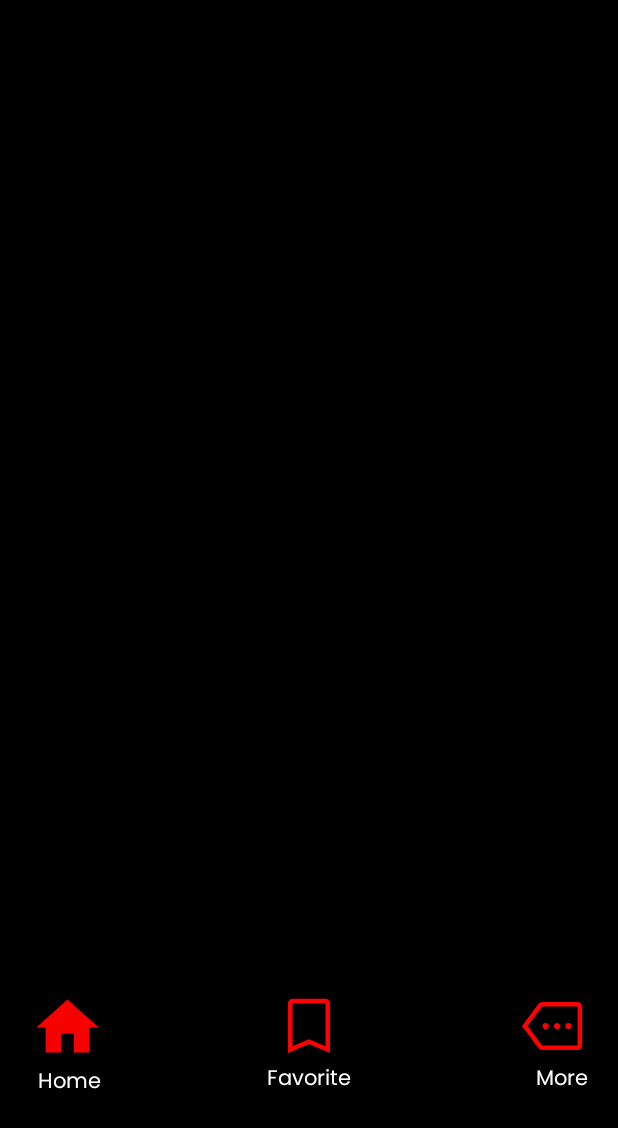
After one commit to ItsmeGen/MovieScout, an Android app: the favorite_page screen opened directly, with no data from a screen before it, on a phone screen of 412 x 824 dp. The commit adds this screen. Shown: the top 1128 px of the screen. Run offline under Robolectric (Android 15) with nearby library versions, the phone set to English and light mode, and no system bars.

Commit message:
MovieScout

```diff
--- /dev/null
+++ b/app/src/main/java/com/example/movie_scout/favorite_page.java
@@ -0,0 +1,30 @@
+package com.example.movie_scout;
+
+import android.content.Intent;
+import android.os.Bundle;
+import android.view.View;
+import android.widget.ImageView;
+
+import androidx.activity.EdgeToEdge;
+import androidx.appcompat.app.AppCompatActivity;
+import androidx.core.graphics.Insets;
+import androidx.core.view.ViewCompat;
+import androidx.core.view.WindowInsetsCompat;
+
+public class favorite_page extends AppCompatActivity {
+
+    @Override
+    protected void onCreate(Bundle savedInstanceState) {
+        super.onCreate(savedInstanceState);
+        EdgeToEdge.enable(this);
+        setContentView(R.layout.activity_favorite_page);
+
+        ImageView btn_fav1 = findViewById(R.id.btn_fav);
+        btn_fav1.setOnClickListener(new View.OnClickListener() {
+            @Override
+            public void onClick(View view) {
+                startActivity(new Intent(favorite_page.this, favorite_page.class));
+            }
+        });
+    }
+}
--- a/app/src/main/res/drawable/btn_custom.xml
+++ b/app/src/main/res/drawable/btn_custom.xml
@@ -5,9 +5,6 @@
         <shape android:shape="rectangle">
             <solid android:color="@color/my_primary"/>
             <corners android:radius="30dp"/>
-
         </shape>
-
-
     </item>
 </selector>
--- /dev/null
+++ b/app/src/main/res/drawable/favorite_icon.xml
@@ -0,0 +1,9 @@
+<vector xmlns:android="http://schemas.android.com/apk/res/android"
+    android:width="48dp"
+    android:height="48dp"
+    android:viewportWidth="960"
+    android:viewportHeight="960">
+  <path
+      android:pathData="M200,840v-665q0,-24 18,-42t42,-18h440q24,0 42,18t18,42v665L480,720 200,840ZM260,749 L480,656 700,749v-574L260,175v574ZM260,175h440,-440Z"
+      android:fillColor="#ff0000"/>
+</vector>
--- /dev/null
+++ b/app/src/main/res/drawable/home_icon.xml
@@ -0,0 +1,5 @@
+<vector xmlns:android="http://schemas.android.com/apk/res/android" android:height="50dp" android:tint="#F80000" android:viewportHeight="24" android:viewportWidth="24" android:width="50dp">
+
+    <path android:fillColor="@android:color/white" android:pathData="M10,20v-6h4v6h5v-8h3L12,3 2,12h3v8z"/>
+
+</vector>
--- /dev/null
+++ b/app/src/main/res/drawable/more_icon.xml
@@ -0,0 +1,9 @@
+<vector xmlns:android="http://schemas.android.com/apk/res/android"
+    android:width="48dp"
+    android:height="48dp"
+    android:viewportWidth="960"
+    android:viewportHeight="960">
+  <path
+      android:pathData="M350,800q-14.25,0 -27,-6.38 -12.75,-6.37 -21,-17.62L80,480l221,-296q8.25,-11.25 21,-17.63 12.75,-6.37 27,-6.37h472q24.75,0 42.38,17.62Q881,195.25 881,220v520q0,24.75 -17.62,42.37Q845.75,800 821,800L350,800ZM155,480l195,260h471v-520L350,220L155,480ZM395,521q17.42,0 29.21,-11.79T436,480q0,-17.42 -11.79,-29.21T395,439q-17.42,0 -29.21,11.79T354,480q0,17.42 11.79,29.21T395,521ZM547,521q17.42,0 29.21,-11.79T588,480q0,-17.42 -11.79,-29.21T547,439q-17.42,0 -29.21,11.79T506,480q0,17.42 11.79,29.21T547,521ZM699,521q17.42,0 29.21,-11.79T740,480q0,-17.42 -11.79,-29.21T699,439q-17.42,0 -29.21,11.79T658,480q0,17.42 11.79,29.21T699,521ZM586,480Z"
+      android:fillColor="#ff0000"/>
+</vector>
--- /dev/null
+++ b/app/src/main/res/drawable/person_pin.xml
@@ -0,0 +1,5 @@
+<vector xmlns:android="http://schemas.android.com/apk/res/android" android:height="30dp" android:tint="#F80000" android:viewportHeight="24" android:viewportWidth="24" android:width="30dp">
+
+    <path android:fillColor="@android:color/white" android:pathData="M12,2c-4.97,0 -9,4.03 -9,9 0,4.17 2.84,7.67 6.69,8.69L12,22l2.31,-2.31C18.16,18.67 21,15.17 21,11c0,-4.97 -4.03,-9 -9,-9zM12,4c1.66,0 3,1.34 3,3s-1.34,3 -3,3 -3,-1.34 -3,-3 1.34,-3 3,-3zM12,18.3c-2.5,0 -4.71,-1.28 -6,-3.22 0.03,-1.99 4,-3.08 6,-3.08 1.99,0 5.97,1.09 6,3.08 -1.29,1.94 -3.5,3.22 -6,3.22z"/>
+
+</vector>
--- /dev/null
+++ b/app/src/main/res/drawable/search_icon.xml
@@ -0,0 +1,5 @@
+<vector xmlns:android="http://schemas.android.com/apk/res/android" android:height="30dp" android:tint="#F80000" android:viewportHeight="24" android:viewportWidth="24" android:width="30dp">
+
+    <path android:fillColor="@android:color/white" android:pathData="M15.5,14h-0.79l-0.28,-0.27C15.41,12.59 16,11.11 16,9.5 16,5.91 13.09,3 9.5,3S3,5.91 3,9.5 5.91,16 9.5,16c1.61,0 3.09,-0.59 4.23,-1.57l0.27,0.28v0.79l5,4.99L20.49,19l-4.99,-5zM9.5,14C7.01,14 5,11.99 5,9.5S7.01,5 9.5,5 14,7.01 14,9.5 11.99,14 9.5,14z"/>
+
+</vector>
--- /dev/null
+++ b/app/src/main/res/layout/activity_favorite_page.xml
@@ -0,0 +1,96 @@
+<?xml version="1.0" encoding="utf-8"?>
+<androidx.constraintlayout.widget.ConstraintLayout xmlns:android="http://schemas.android.com/apk/res/android"
+    xmlns:app="http://schemas.android.com/apk/res-auto"
+    xmlns:tools="http://schemas.android.com/tools"
+    android:id="@+id/main"
+    android:background="@color/black"
+    android:layout_width="match_parent"
+    android:layout_height="match_parent"
+    tools:context=".homepage">
+
+    <RelativeLayout
+        android:layout_width="match_parent"
+        android:layout_height="match_parent">
+
+        <androidx.constraintlayout.widget.ConstraintLayout
+            android:layout_marginBottom="70dp"
+            android:padding="20dp"
+            android:layout_alignParentBottom="true"
+            android:layout_width="match_parent"
+            android:layout_height="wrap_content"
+            android:background="@color/black">
+
+            <LinearLayout
+                android:orientation="vertical"
+                android:layout_width="match_parent"
+                android:layout_height="match_parent">
+
+                <ImageView
+                    android:layout_gravity="start"
+                    android:layout_width="wrap_content"
+                    android:layout_height="match_parent"
+                    android:src="@drawable/home_icon"/>
+
+                <TextView
+                    android:layout_marginStart="5dp"
+                    android:layout_gravity="start"
+                    android:fontFamily="@font/poppins"
+                    android:textColor="@color/white"
+                    android:text="@string/home"
+                    android:layout_width="wrap_content"
+                    android:layout_height="wrap_content"/>
+
+            </LinearLayout>
+
+            <LinearLayout
+                android:orientation="vertical"
+                android:layout_width="match_parent"
+                android:layout_height="match_parent">
+
+                <ImageView
+                    android:id="@+id/btn_fav"
+                    android:layout_gravity="center"
+                    android:layout_width="wrap_content"
+                    android:layout_height="match_parent"
+                    android:src="@drawable/favorite_icon"/>
+
+                <TextView
+                    android:layout_gravity="center"
+                    android:fontFamily="@font/poppins"
+                    android:textColor="@color/white"
+                    android:text="@string/fav"
+                    android:layout_width="wrap_content"
+                    android:layout_height="wrap_content"/>
+
+            </LinearLayout>
+
+            <LinearLayout
+                android:orientation="vertical"
+                android:layout_width="match_parent"
+                android:layout_height="match_parent">
+
+                <ImageView
+                    android:layout_gravity="end"
+                    android:layout_width="wrap_content"
+                    android:layout_height="match_parent"
+                    android:src="@drawable/more_icon"/>
+
+                <TextView
+                    android:layout_gravity="end"
+                    android:fontFamily="@font/poppins"
+                    android:textColor="@color/white"
+                    android:text="@string/more"
+                    android:layout_width="wrap_content"
+                    android:layout_height="wrap_content"/>
+
+            </LinearLayout>
+
+
+
+
+        </androidx.constraintlayout.widget.ConstraintLayout>
+
+    </RelativeLayout>
+
+
+</androidx.constraintlayout.widget.ConstraintLayout>
--- a/app/src/main/res/values/strings.xml
+++ b/app/src/main/res/values/strings.xml
@@ -25,6 +25,11 @@
     </string>
 
     <string name="started">Get Started!</string>
+    <string name="Trends">Trends and Popular </string>
+    <string name="home">Home</string>
+    <string name="fav">Favorite</string>
+    <string name="more">More</string>
+    <string name="favorite_page">Favorite</string>
 
 
 </resources>
```
Also changed, not shown: app/src/main/AndroidManifest.xml (+15 -4 lines), app/src/main/java/com/example/movie_scout/MainActivity.java (+13 -0 lines), app/src/main/java/com/example/movie_scout/homepage.java (added, +23 -0 lines), app/src/main/res/layout/activity_homepage.xml (added, +98 -0 lines), app/src/main/res/layout/activity_main.xml (+4 -3 lines).
